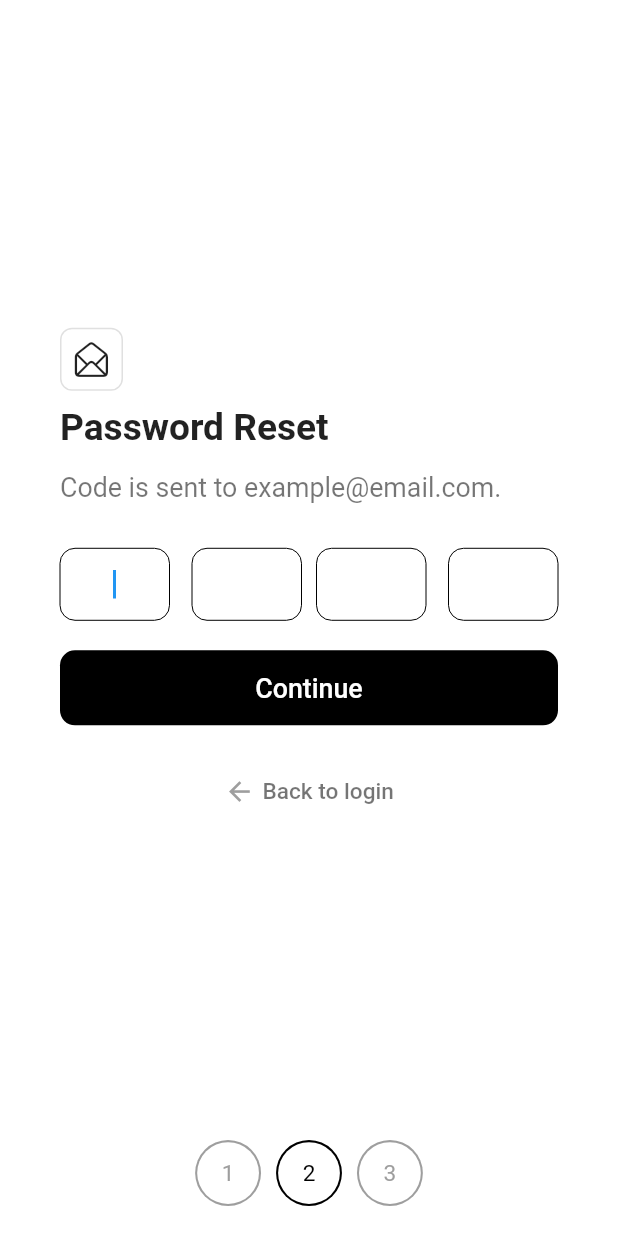
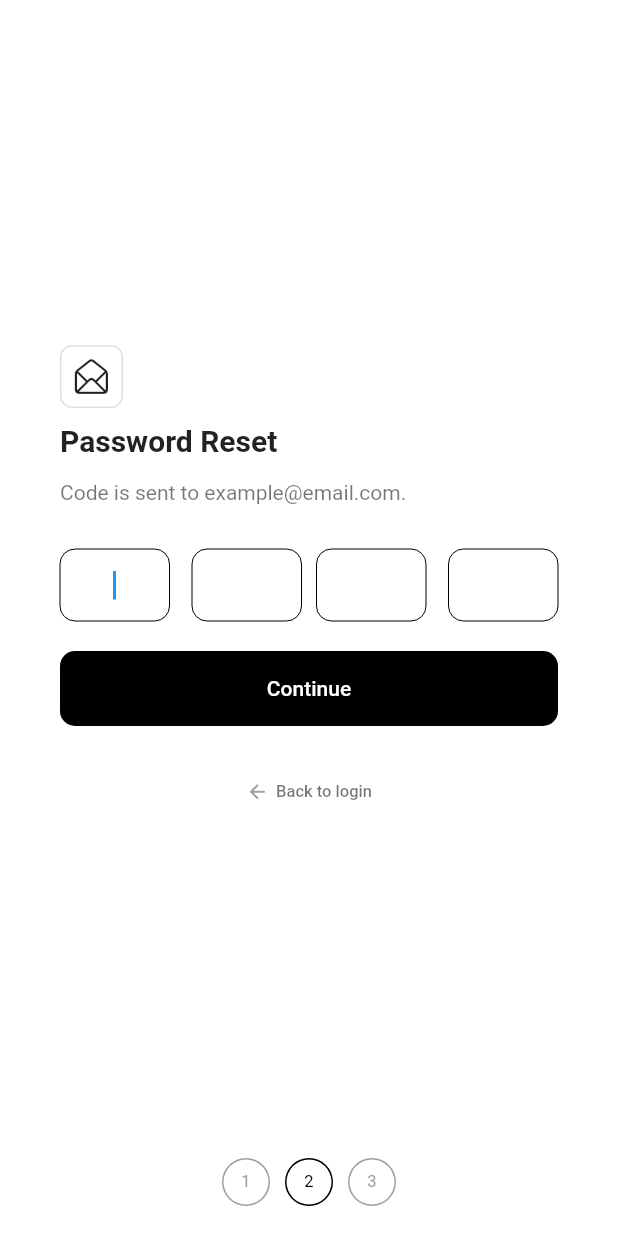
Before and after one commit to muzalee/auth_bloc, a Flutter app: the ForgotPasswordScreen screen opened by its route, after a tap on "Reset Password", on a phone screen of 412 x 824 dp. Run offline on Flutter 3.47's test engine with Material 2 defaults, Android fonts, the light colour scheme and no system bars; our stand-ins replace flutter_bloc, flutter_native_splash, flutter_secure_storage, get_it, sizer; accounts and stored records are empty.

Commit message:
changed sizer font size to default

```diff
--- a/lib/ui/common/dashboard_screen.dart
+++ b/lib/ui/common/dashboard_screen.dart
@@ -1,7 +1,6 @@
 import 'package:auth_bloc/utils/const/color_const.dart';
 import 'package:flutter/cupertino.dart';
 import 'package:flutter/material.dart';
-import 'package:sizer/sizer.dart';
 
 import '../screens/home/home_screen.dart';
 import '../screens/profile/profile_screen.dart';
@@ -54,8 +53,8 @@ class _DashboardScreenState extends State<DashboardScreen> {
         backgroundColor: Colors.white,
         selectedItemColor: Colors.grey,
         unselectedItemColor: Colors.grey.shade400,
-        selectedFontSize: 12.sp,
-        unselectedFontSize: 12.sp,
+        selectedFontSize: 12,
+        unselectedFontSize: 12,
         elevation: 10,
         items: _titles.asMap().map((index, value) => MapEntry(index,
           BottomNavigationBarItem(
--- a/lib/ui/screens/auth/widget/form_widget.dart
+++ b/lib/ui/screens/auth/widget/form_widget.dart
@@ -6,7 +6,6 @@ import 'package:auth_bloc/utils/styles/text.dart';
 import 'package:auth_bloc/utils/styles/textfield.dart';
 import 'package:auth_bloc/utils/validator.dart';
 import 'package:flutter/material.dart';
-import 'package:flutter/services.dart';
 import 'package:flutter_bloc/flutter_bloc.dart';
 
 class FormWidget extends StatefulWidget {
--- a/lib/ui/screens/forgot_password/forgot_password_screen.dart
+++ b/lib/ui/screens/forgot_password/forgot_password_screen.dart
@@ -2,7 +2,6 @@ import 'package:auth_bloc/bloc/forgot_password/forgot_password_bloc.dart';
 import 'package:auth_bloc/utils/styles/text.dart';
 import 'package:flutter/material.dart';
 import 'package:flutter_bloc/flutter_bloc.dart';
-import 'package:sizer/sizer.dart';
 
 import 'widget/code_widget.dart';
 import 'widget/email_widget.dart';
@@ -64,30 +63,30 @@ class _ForgotPasswordScreenState extends State<ForgotPasswordScreen> {
       children: [
         CircleAvatar(
           backgroundColor: _bloc.state.pageIndex == 0 ? Colors.black : Colors.grey,
-          radius: 16.sp,
+          radius: 16,
           child: CircleAvatar(
             backgroundColor: Colors.white,
-            radius: 15.sp,
+            radius: 15,
             child: Text('1', style: smallText(color: _bloc.state.pageIndex == 0 ? Colors.black : Colors.grey)),
           ),
         ),
         const SizedBox(width: 10),
         CircleAvatar(
           backgroundColor: _bloc.state.pageIndex == 1 ? Colors.black : Colors.grey,
-          radius: 16.sp,
+          radius: 16,
           child: CircleAvatar(
             backgroundColor: Colors.white,
-            radius: 15.sp,
+            radius: 15,
             child: Text('2', style: smallText(color: _bloc.state.pageIndex == 1 ? Colors.black : Colors.grey)),
           ),
         ),
         const SizedBox(width: 10),
         CircleAvatar(
           backgroundColor: _bloc.state.pageIndex == 2 ? Colors.black : Colors.grey,
-          radius: 16.sp,
+          radius: 16,
           child: CircleAvatar(
             backgroundColor: Colors.white,
-            radius: 15.sp,
+            radius: 15,
             child: Text('3', style: smallText(color: _bloc.state.pageIndex == 2 ? Colors.black : Colors.grey)),
           ),
         ),
--- a/lib/ui/screens/forgot_password/widget/code_widget.dart
+++ b/lib/ui/screens/forgot_password/widget/code_widget.dart
@@ -7,7 +7,6 @@ import 'package:flutter/cupertino.dart';
 import 'package:flutter/material.dart';
 import 'package:flutter/services.dart';
 import 'package:flutter_bloc/flutter_bloc.dart';
-import 'package:sizer/sizer.dart';
 
 class CodeWidget extends StatefulWidget {
   const CodeWidget({super.key});
@@ -146,7 +145,7 @@ class _CodeWidgetState extends State<CodeWidget> {
         child: Row(
           mainAxisSize: MainAxisSize.min,
           children: [
-            Icon(Icons.arrow_back, color: Colors.grey, size: 15.sp),
+            const Icon(Icons.arrow_back, color: Colors.grey, size: 15),
             const SizedBox(width: 5),
             Text('Back to login', style: smallText(color: Colors.black54)),
           ],
--- a/lib/ui/screens/forgot_password/widget/email_widget.dart
+++ b/lib/ui/screens/forgot_password/widget/email_widget.dart
@@ -7,7 +7,6 @@ import 'package:auth_bloc/utils/validator.dart';
 import 'package:flutter/cupertino.dart';
 import 'package:flutter/material.dart';
 import 'package:flutter_bloc/flutter_bloc.dart';
-import 'package:sizer/sizer.dart';
 
 class EmailWidget extends StatefulWidget {
   const EmailWidget({super.key});
@@ -123,7 +122,7 @@ class _EmailWidgetState extends State<EmailWidget> {
         child: Row(
           mainAxisSize: MainAxisSize.min,
           children: [
-            Icon(Icons.arrow_back, color: Colors.grey, size: 15.sp),
+            const Icon(Icons.arrow_back, color: Colors.grey, size: 15),
             const SizedBox(width: 5),
             Text('Back to login', style: smallText(color: Colors.black54)),
           ],
--- a/lib/ui/screens/profile/widget/actions_widget.dart
+++ b/lib/ui/screens/profile/widget/actions_widget.dart
@@ -1,7 +1,6 @@
 import 'package:auth_bloc/utils/styles/text.dart';
 import 'package:flutter/cupertino.dart';
 import 'package:flutter/material.dart';
-import 'package:sizer/sizer.dart';
 
 class ActionsWidget extends StatelessWidget {
   const ActionsWidget({super.key});
@@ -39,7 +38,7 @@ class ActionsWidget extends StatelessWidget {
   Widget _action(String label, IconData icon, Function()? onEvent) {
     return ListTile(
       title: Text(label, style: regularText()),
-      trailing: Icon(icon, size: 18.sp),
+      trailing: Icon(icon, size: 18),
     );
   }
 }
--- a/lib/utils/styles/text.dart
+++ b/lib/utils/styles/text.dart
@@ -1,9 +1,8 @@
 import 'package:flutter/material.dart';
-import 'package:sizer/sizer.dart';
 
 TextStyle extraSmallText({Color? color, FontWeight? fontWeight, bool wrap = true}) {
   return TextStyle(
-    fontSize: 9.sp,
+    fontSize: 9,
     color: color,
     fontWeight: fontWeight,
     overflow: wrap ? null : TextOverflow.ellipsis,
@@ -12,7 +11,7 @@ TextStyle extraSmallText({Color? color, FontWeight? fontWeight, bool wrap = true
 
 TextStyle smallText({Color? color, FontWeight? fontWeight, bool wrap = true}) {
   return TextStyle(
-    fontSize: 11.sp,
+    fontSize: 11,
     color: color,
     fontWeight: fontWeight,
     overflow: wrap ? null : TextOverflow.ellipsis,
@@ -21,7 +20,7 @@ TextStyle smallText({Color? color, FontWeight? fontWeight, bool wrap = true}) {
 
 TextStyle regularText({Color? color, FontWeight? fontWeight, bool wrap = true}) {
   return TextStyle(
-    fontSize: 13.sp,
+    fontSize: 14,
     color: color,
     fontWeight: fontWeight,
     overflow: wrap ? null : TextOverflow.ellipsis,
@@ -30,7 +29,7 @@ TextStyle regularText({Color? color, FontWeight? fontWeight, bool wrap = true})
 
 TextStyle mediumText({Color? color, bool wrap = true}) {
   return TextStyle(
-    fontSize: 15.sp,
+    fontSize: 17,
     color: color,
     overflow: wrap ? null : TextOverflow.ellipsis,
   );
@@ -38,7 +37,7 @@ TextStyle mediumText({Color? color, bool wrap = true}) {
 
 TextStyle largeText({Color? color, bool wrap = true}) {
   return TextStyle(
-    fontSize: 18.sp,
+    fontSize: 20,
     color: color,
     overflow: wrap ? null : TextOverflow.ellipsis,
   );
@@ -46,7 +45,7 @@ TextStyle largeText({Color? color, bool wrap = true}) {
 
 TextStyle header1Text({Color? color, bool wrap = true}) {
   return TextStyle(
-    fontSize: 18.sp,
+    fontSize: 20,
     color: color,
     fontWeight: FontWeight.bold,
     overflow: wrap ? null : TextOverflow.ellipsis,
@@ -55,7 +54,7 @@ TextStyle header1Text({Color? color, bool wrap = true}) {
 
 TextStyle header2Text({Color? color, bool wrap = true}) {
   return TextStyle(
-    fontSize: 15.sp,
+    fontSize: 17,
     color: color,
     fontWeight: FontWeight.bold,
     overflow: wrap ? null : TextOverflow.ellipsis,
```
